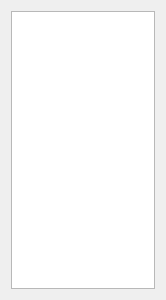
This is src/windows/historywindow.ui in czlowiekimadlo/PTO-2011 as Qt 5 draws it before an edit. The edited form follows.
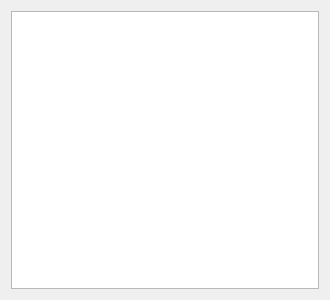
This is the edited form.

```diff
--- a/src/windows/historywindow.ui
+++ b/src/windows/historywindow.ui
@@ -6,7 +6,7 @@
    <rect>
     <x>0</x>
     <y>0</y>
-    <width>166</width>
+    <width>330</width>
     <height>300</height>
    </rect>
   </property>
```
